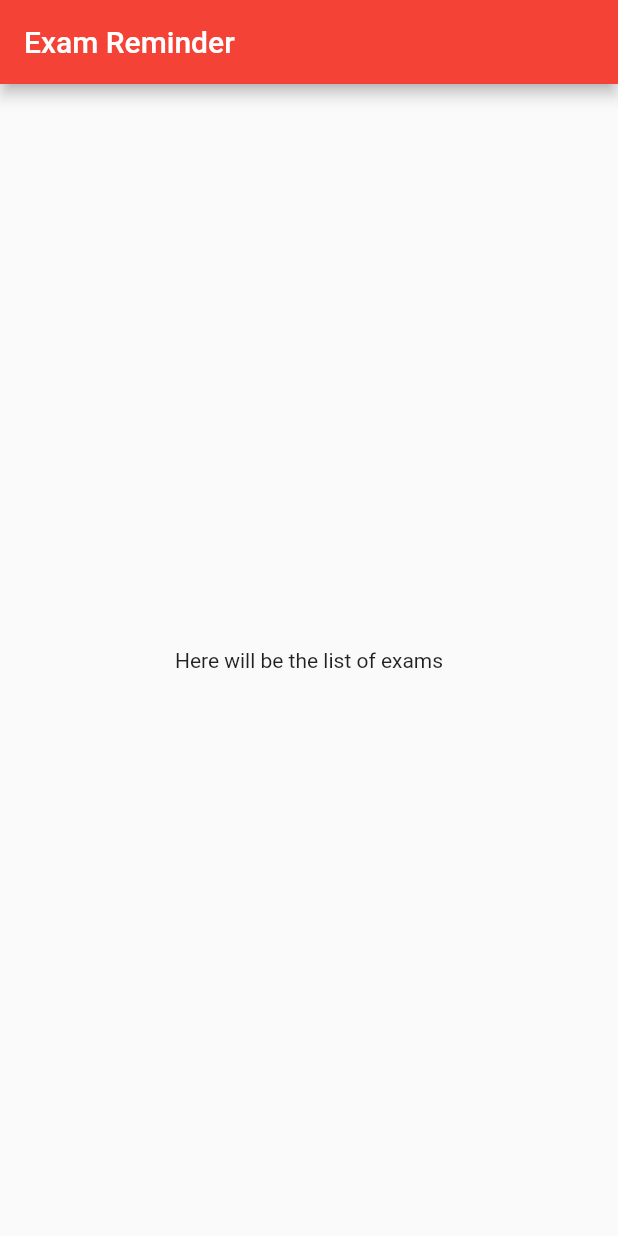
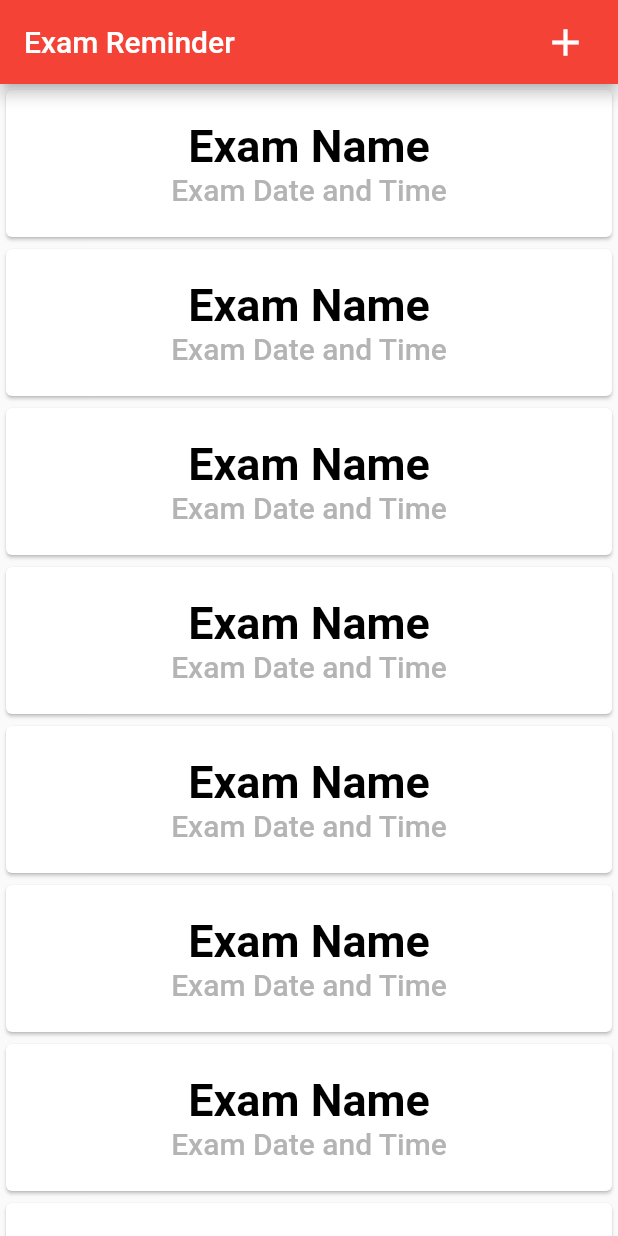
Before and after one commit to Flutter-Labs-MIS/lab_5, a Flutter app: the screen it shows after launch, on a phone screen of 412 x 824 dp. Run offline on Flutter 3.47's test engine with Material 2 defaults, Android fonts, the phone set to English and light mode, and no system bars.

Commit message:
Created static list with exams

```diff
--- /dev/null
+++ b/lib/exam_card.dart
@@ -0,0 +1,32 @@
+import 'package:flutter/material.dart';
+
+class ExamCard extends StatelessWidget {
+  @override
+  Widget build(BuildContext context) {
+    return Card(
+      child: Container(
+        margin: const EdgeInsets.all(20),
+        child: Column(
+          children: const [
+            Text(
+              "Exam Name",
+              style: TextStyle(
+                fontSize: 30,
+                fontWeight: FontWeight.bold,
+                color: Colors.black,
+              ),
+            ),
+            Text(
+              "Exam Date and Time",
+              style: TextStyle(
+                fontSize: 20,
+                fontWeight: FontWeight.w500,
+                color: Color.fromRGBO(180, 180, 180, 1),
+              ),
+            )
+          ],
+        ),
+      ),
+    );
+  }
+}
--- a/lib/main.dart
+++ b/lib/main.dart
@@ -1,4 +1,5 @@
 import 'package:flutter/material.dart';
+import 'exam_card.dart';
 
 void main() {
   runApp(const MyApp());
@@ -35,13 +36,25 @@ class _MyHomePageState extends State<MyHomePage> {
     return Scaffold(
       appBar: AppBar(
         title: Text(widget.title),
+        actions: [
+          Padding(
+            padding: const EdgeInsets.only(
+              right: 20,
+            ),
+            child: GestureDetector(
+              onTap: () => {},
+              child: const Icon(
+                Icons.add,
+                size: 30,
+              ),
+            ),
+          )
+        ],
       ),
-      body: Center(
-        child: Column(
-            mainAxisAlignment: MainAxisAlignment.center,
-            children: const [
-              Text('Here will be the list of exams'),
-            ]),
+      body: ListView.builder(
+        itemBuilder: (ctx, index) {
+          return ExamCard();
+        },
       ),
     );
   }
```
